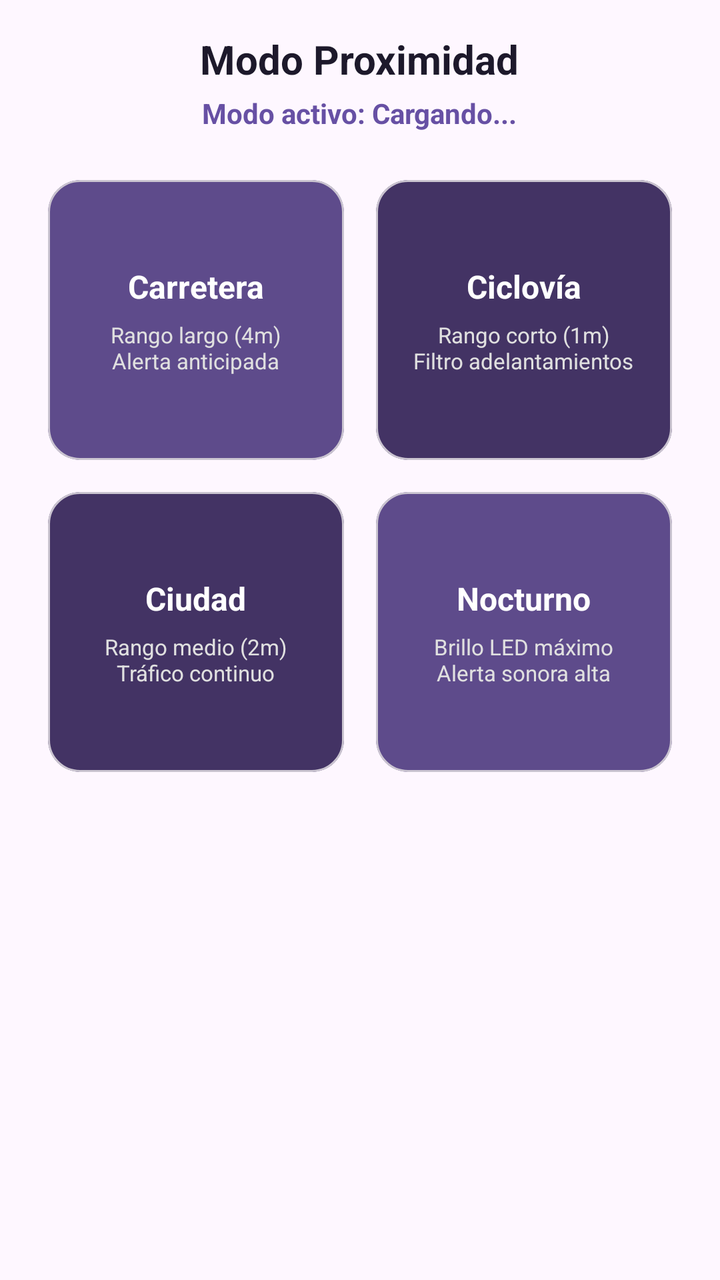
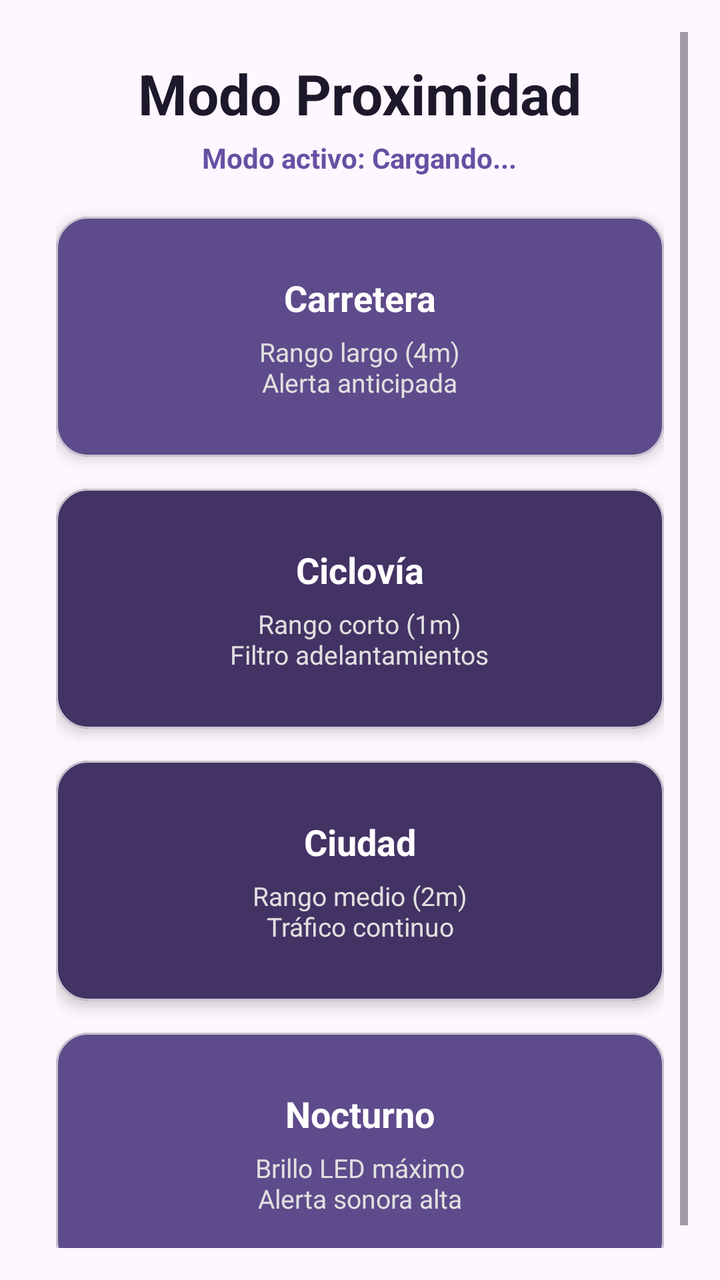

Two renders of the same Android screen: before a commit and after it. Below are the layout's source before the change and the commit's diff.
<!-- AndroidManifest.xml: application theme Theme.BikeLight -->
<!-- res/layout/fragment_modo_proximidad.xml -->
<?xml version="1.0" encoding="utf-8"?>
<ScrollView xmlns:android="http://schemas.android.com/apk/res/android"
    xmlns:app="http://schemas.android.com/apk/res-auto"
    android:layout_width="match_parent"
    android:layout_height="match_parent"
    android:fillViewport="true"
    android:padding="16dp">

    <LinearLayout
        android:layout_width="match_parent"
        android:layout_height="wrap_content"
        android:orientation="vertical">

        <TextView
            android:layout_width="wrap_content"
            android:layout_height="wrap_content"
            android:layout_gravity="center_horizontal"
            android:text="Modo Proximidad"
            android:textSize="20sp"
            android:textStyle="bold"
            android:textColor="@color/bikelight_text_dark"
            android:layout_marginBottom="4dp" />

        <TextView
            android:id="@+id/tvModoSeleccionado"
            android:layout_width="wrap_content"
            android:layout_height="wrap_content"
            android:layout_gravity="center_horizontal"
            android:text="Modo activo: Cargando..."
            android:textSize="14sp"
            android:textColor="@color/bikelight_primary"
            android:textStyle="bold"
            android:layout_marginBottom="16dp" />

        <GridLayout
            android:layout_width="match_parent"
            android:layout_height="wrap_content"
            android:columnCount="2"
            android:alignmentMode="alignMargins">

            
            <com.google.android.material.card.MaterialCardView
                android:id="@+id/cardModoCarretera"
                android:layout_width="0dp"
                android:layout_height="140dp"
                android:layout_columnWeight="1"
                android:layout_margin="8dp"
                app:cardCornerRadius="16dp"
                app:cardBackgroundColor="@color/bikelight_card">
                <LinearLayout
                    android:layout_width="match_parent"
                    android:layout_height="match_parent"
                    android:gravity="center"
                    android:orientation="vertical"
                    android:padding="10dp">
                    <TextView
                        android:layout_width="wrap_content"
                        android:layout_height="wrap_content"
                        android:text="Carretera"
                        android:textColor="@color/white"
                        android:textStyle="bold"
                        android:textSize="16sp" />
                    <TextView
                        android:id="@+id/tvDescCarretera"
                        android:layout_width="wrap_content"
                        android:layout_height="wrap_content"
                        android:text="Rango largo (4m)\nAlerta anticipada"
                        android:textColor="#E0E0E0"
                        android:textSize="11sp"
                        android:gravity="center"
                        android:layout_marginTop="6dp" />
                </LinearLayout>
            </com.google.android.material.card.MaterialCardView>

            
            <com.google.android.material.card.MaterialCardView
                android:id="@+id/cardModoCiclovia"
                android:layout_width="0dp"
                android:layout_height="140dp"
                android:layout_columnWeight="1"
                android:layout_margin="8dp"
                app:cardCornerRadius="16dp"
                app:cardBackgroundColor="@color/bikelight_card_dark">
                <LinearLayout
                    android:layout_width="match_parent"
                    android:layout_height="match_parent"
                    android:gravity="center"
                    android:orientation="vertical"
                    android:padding="10dp">
                    <TextView
                        android:layout_width="wrap_content"
                        android:layout_height="wrap_content"
                        android:text="Ciclovía"
                        android:textColor="@color/white"
                        android:textStyle="bold"
                        android:textSize="16sp" />
                    <TextView
                        android:id="@+id/tvDescCiclovia"
                        android:layout_width="wrap_content"
                        android:layout_height="wrap_content"
                        android:text="Rango corto (1m)\nFiltro adelantamientos"
                        android:textColor="#E0E0E0"
                        android:textSize="11sp"
                        android:gravity="center"
                        android:layout_marginTop="6dp" />
                </LinearLayout>
            </com.google.android.material.card.MaterialCardView>

            
            <com.google.android.material.card.MaterialCardView
                android:id="@+id/cardModoCiudad"
                android:layout_width="0dp"
                android:layout_height="140dp"
                android:layout_columnWeight="1"
                android:layout_margin="8dp"
                app:cardCornerRadius="16dp"
                app:cardBackgroundColor="@color/bikelight_card_dark">
                <LinearLayout
                    android:layout_width="match_parent"
                    android:layout_height="match_parent"
                    android:gravity="center"
                    android:orientation="vertical"
                    android:padding="10dp">
                    <TextView
                        android:layout_width="wrap_content"
                        android:layout_height="wrap_content"
                        android:text="Ciudad"
                        android:textColor="@color/white"
                        android:textStyle="bold"
                        android:textSize="16sp" />
                    <TextView
                        android:id="@+id/tvDescCiudad"
                        android:layout_width="wrap_content"
                        android:layout_height="wrap_content"
                        android:text="Rango medio (2m)\nTráfico continuo"
                        android:textColor="#E0E0E0"
                        android:textSize="11sp"
                        android:gravity="center"
                        android:layout_marginTop="6dp" />
                </LinearLayout>
            </com.google.android.material.card.MaterialCardView>

            
            <com.google.android.material.card.MaterialCardView
                android:id="@+id/cardModoNocturno"
                android:layout_width="0dp"
                android:layout_height="140dp"
                android:layout_columnWeight="1"
                android:layout_margin="8dp"
                app:cardCornerRadius="16dp"
                app:cardBackgroundColor="@color/bikelight_card">
                <LinearLayout
                    android:layout_width="match_parent"
                    android:layout_height="match_parent"
                    android:gravity="center"
                    android:orientation="vertical"
                    android:padding="10dp">
                    <TextView
                        android:layout_width="wrap_content"
                        android:layout_height="wrap_content"
                        android:text="Nocturno"
                        android:textColor="@color/white"
                        android:textStyle="bold"
                        android:textSize="16sp" />
                    <TextView
                        android:id="@+id/tvDescNocturno"
                        android:layout_width="wrap_content"
                        android:layout_height="wrap_content"
                        android:text="Brillo LED máximo\nAlerta sonora alta"
                        android:textColor="#E0E0E0"
                        android:textSize="11sp"
                        android:gravity="center"
                        android:layout_marginTop="6dp" />
                </LinearLayout>
            </com.google.android.material.card.MaterialCardView>

        </GridLayout>
    </LinearLayout>
</ScrollView>
<!-- resources referenced by this layout -->
<resources>
  <color name="bikelight_card">#5E4B8B</color>
  <color name="bikelight_card_dark">#433364</color>
  <color name="bikelight_primary">#6750A4</color>
  <color name="bikelight_text_dark">#1D192B</color>
  <color name="white">#FFFFFF</color>
  <style name="Theme.BikeLight" parent="Base.Theme.BikeLight" />
  <style name="Base.Theme.BikeLight" parent="Theme.Material3.DayNight.NoActionBar">
          
          
      </style>
</resources>

<!-- the commit's change to res/layout/fragment_modo_proximidad.xml (unified diff, before → after) -->
@@ -9,14 +9,15 @@
     <LinearLayout
         android:layout_width="match_parent"
         android:layout_height="wrap_content"
-        android:orientation="vertical">
+        android:orientation="vertical"
+        android:layout_margin="12dp">
 
         <TextView
             android:layout_width="wrap_content"
             android:layout_height="wrap_content"
             android:layout_gravity="center_horizontal"
             android:text="Modo Proximidad"
-            android:textSize="20sp"
+            android:textSize="28sp"
             android:textStyle="bold"
             android:textColor="@color/bikelight_text_dark"
             android:layout_marginBottom="4dp" />
@@ -30,150 +31,155 @@
             android:textSize="14sp"
             android:textColor="@color/bikelight_primary"
             android:textStyle="bold"
-            android:layout_marginBottom="16dp" />
+            android:layout_marginBottom="20dp" />
 
-        <GridLayout
+        
+        <com.google.android.material.card.MaterialCardView
+            android:id="@+id/cardModoCarretera"
             android:layout_width="match_parent"
-            android:layout_height="wrap_content"
-            android:columnCount="2"
-            android:alignmentMode="alignMargins">
+            android:layout_height="120dp"
+            android:layout_marginBottom="16dp"
+            app:cardCornerRadius="16dp"
+            app:cardElevation="4dp"
+            app:cardBackgroundColor="@color/bikelight_card">
 
-            
-            <com.google.android.material.card.MaterialCardView
-                android:id="@+id/cardModoCarretera"
-                android:layout_width="0dp"
-                android:layout_height="140dp"
-                android:layout_columnWeight="1"
-                android:layout_margin="8dp"
-                app:cardCornerRadius="16dp"
-                app:cardBackgroundColor="@color/bikelight_card">
-                <LinearLayout
-                    android:layout_width="match_parent"
-                    android:layout_height="match_parent"
+            <LinearLayout
+                android:layout_width="match_parent"
+                android:layout_height="match_parent"
+                android:gravity="center"
+                android:orientation="vertical"
+                android:padding="12dp">
+
+                <TextView
+                    android:layout_width="wrap_content"
+                    android:layout_height="wrap_content"
+                    android:text="Carretera"
+                    android:textColor="@color/white"
+                    android:textStyle="bold"
+                    android:textSize="18sp" />
+
+                <TextView
+                    android:id="@+id/tvDescCarretera"
+                    android:layout_width="wrap_content"
+                    android:layout_height="wrap_content"
+                    android:text="Rango largo (4m)\nAlerta anticipada"
+                    android:textColor="#E0E0E0"
+                    android:textSize="13sp"
                     android:gravity="center"
-                    android:orientation="vertical"
-                    android:padding="10dp">
-                    <TextView
-                        android:layout_width="wrap_content"
-                        android:layout_height="wrap_content"
-                        android:text="Carretera"
-                        android:textColor="@color/white"
-                        android:textStyle="bold"
-                        android:textSize="16sp" />
-                    <TextView
-                        android:id="@+id/tvDescCarretera"
-                        android:layout_width="wrap_content"
-                        android:layout_height="wrap_content"
-                        android:text="Rango largo (4m)\nAlerta anticipada"
-                        android:textColor="#E0E0E0"
-                        android:textSize="11sp"
-                        android:gravity="center"
-                        android:layout_marginTop="6dp" />
-                </LinearLayout>
-            </com.google.android.material.card.MaterialCardView>
+                    android:layout_marginTop="6dp" />
+            </LinearLayout>
+        </com.google.android.material.card.MaterialCardView>
 
-            
-            <com.google.android.material.card.MaterialCardView
-                android:id="@+id/cardModoCiclovia"
-                android:layout_width="0dp"
-                android:layout_height="140dp"
-                android:layout_columnWeight="1"
-                android:layout_margin="8dp"
-                app:cardCornerRadius="16dp"
-                app:cardBackgroundColor="@color/bikelight_card_dark">
-                <LinearLayout
-                    android:layout_width="match_parent"
-                    android:layout_height="match_parent"
+        
+        <com.google.android.material.card.MaterialCardView
+            android:id="@+id/cardModoCiclovia"
+            android:layout_width="match_parent"
+            android:layout_height="120dp"
+            android:layout_marginBottom="16dp"
+            app:cardCornerRadius="16dp"
+            app:cardElevation="4dp"
+            app:cardBackgroundColor="@color/bikelight_card_dark">
+
+            <LinearLayout
+                android:layout_width="match_parent"
+                android:layout_height="match_parent"
+                android:gravity="center"
+                android:orientation="vertical"
+                android:padding="12dp">
+
+                <TextView
+                    android:layout_width="wrap_content"
+                    android:layout_height="wrap_content"
+                    android:text="Ciclovía"
+                    android:textColor="@color/white"
+                    android:textStyle="bold"
+                    android:textSize="18sp" />
+
+                <TextView
+                    android:id="@+id/tvDescCiclovia"
+                    android:layout_width="wrap_content"
+                    android:layout_height="wrap_content"
+                    android:text="Rango corto (1m)\nFiltro adelantamientos"
+                    android:textColor="#E0E0E0"
+                    android:textSize="13sp"
                     android:gravity="center"
-                    android:orientation="vertical"
-                    android:padding="10dp">
-                    <TextView
-                        android:layout_width="wrap_content"
-                        android:layout_height="wrap_content"
-                        android:text="Ciclovía"
-                        android:textColor="@color/white"
-                        android:textStyle="bold"
-                        android:textSize="16sp" />
-                    <TextView
-                        android:id="@+id/tvDescCiclovia"
-                        android:layout_width="wrap_content"
-                        android:layout_height="wrap_content"
-                        android:text="Rango corto (1m)\nFiltro adelantamientos"
-                        android:textColor="#E0E0E0"
-                        android:textSize="11sp"
-                        android:gravity="center"
-                        android:layout_marginTop="6dp" />
-                </LinearLayout>
-            </com.google.android.material.card.MaterialCardView>
+                    android:layout_marginTop="6dp" />
+            </LinearLayout>
+        </com.google.android.material.card.MaterialCardView>
 
-            
-            <com.google.android.material.card.MaterialCardView
-                android:id="@+id/cardModoCiudad"
-                android:layout_width="0dp"
-                android:layout_height="140dp"
-                android:layout_columnWeight="1"
-                android:layout_margin="8dp"
-                app:cardCornerRadius="16dp"
-                app:cardBackgroundColor="@color/bikelight_card_dark">
-                <LinearLayout
-                    android:layout_width="match_parent"
-                    android:layout_height="match_parent"
+        
+        <com.google.android.material.card.MaterialCardView
+            android:id="@+id/cardModoCiudad"
+            android:layout_width="match_parent"
+            android:layout_height="120dp"
+            android:layout_marginBottom="16dp"
+            app:cardCornerRadius="16dp"
+            app:cardElevation="4dp"
+            app:cardBackgroundColor="@color/bikelight_card_dark">
+
+            <LinearLayout
+                android:layout_width="match_parent"
+                android:layout_height="match_parent"
+                android:gravity="center"
+                android:orientation="vertical"
+                android:padding="12dp">
+
+                <TextView
+                    android:layout_width="wrap_content"
+                    android:layout_height="wrap_content"
+                    android:text="Ciudad"
+                    android:textColor="@color/white"
+                    android:textStyle="bold"
+                    android:textSize="18sp" />
+
+                <TextView
+                    android:id="@+id/tvDescCiudad"
+                    android:layout_width="wrap_content"
+                    android:layout_height="wrap_content"
+                    android:text="Rango medio (2m)\nTráfico continuo"
+                    android:textColor="#E0E0E0"
+                    android:textSize="13sp"
                     android:gravity="center"
-                    android:orientation="vertical"
-                    android:padding="10dp">
-                    <TextView
-                        android:layout_width="wrap_content"
-                        android:layout_height="wrap_content"
-                        android:text="Ciudad"
-                        android:textColor="@color/white"
-                        android:textStyle="bold"
-                        android:textSize="16sp" />
-                    <TextView
-                        android:id="@+id/tvDescCiudad"
-                        android:layout_width="wrap_content"
-                        android:layout_height="wrap_content"
-                        android:text="Rango medio (2m)\nTráfico continuo"
-                        android:textColor="#E0E0E0"
-                        android:textSize="11sp"
-                        android:gravity="center"
-                        android:layout_marginTop="6dp" />
-                </LinearLayout>
-            </com.google.android.material.card.MaterialCardView>
+                    android:layout_marginTop="6dp" />
+            </LinearLayout>
+        </com.google.android.material.card.MaterialCardView>
 
-            
-            <com.google.android.material.card.MaterialCardView
-                android:id="@+id/cardModoNocturno"
-                android:layout_width="0dp"
-                android:layout_height="140dp"
-                android:layout_columnWeight="1"
-                android:layout_margin="8dp"
-                app:cardCornerRadius="16dp"
-                app:cardBackgroundColor="@color/bikelight_card">
-                <LinearLayout
-                    android:layout_width="match_parent"
-                    android:layout_height="match_parent"
+        
+        <com.google.android.material.card.MaterialCardView
+            android:id="@+id/cardModoNocturno"
+            android:layout_width="match_parent"
+            android:layout_height="120dp"
+            android:layout_marginBottom="16dp"
+            app:cardCornerRadius="16dp"
+            app:cardElevation="4dp"
+            app:cardBackgroundColor="@color/bikelight_card">
+
+            <LinearLayout
+                android:layout_width="match_parent"
+                android:layout_height="match_parent"
+                android:gravity="center"
+                android:orientation="vertical"
+                android:padding="12dp">
+
+                <TextView
+                    android:layout_width="wrap_content"
+                    android:layout_height="wrap_content"
+                    android:text="Nocturno"
+                    android:textColor="@color/white"
+                    android:textStyle="bold"
+                    android:textSize="18sp" />
+
+                <TextView
+                    android:id="@+id/tvDescNocturno"
+                    android:layout_width="wrap_content"
+                    android:layout_height="wrap_content"
+                    android:text="Brillo LED máximo\nAlerta sonora alta"
+                    android:textColor="#E0E0E0"
+                    android:textSize="13sp"
                     android:gravity="center"
-                    android:orientation="vertical"
-                    android:padding="10dp">
-                    <TextView
-                        android:layout_width="wrap_content"
-                        android:layout_height="wrap_content"
-                        android:text="Nocturno"
-                        android:textColor="@color/white"
-                        android:textStyle="bold"
-                        android:textSize="16sp" />
-                    <TextView
-                        android:id="@+id/tvDescNocturno"
-                        android:layout_width="wrap_content"
-                        android:layout_height="wrap_content"
-                        android:text="Brillo LED máximo\nAlerta sonora alta"
-                        android:textColor="#E0E0E0"
-                        android:textSize="11sp"
-                        android:gravity="center"
-                        android:layout_marginTop="6dp" />
-                </LinearLayout>
-            </com.google.android.material.card.MaterialCardView>
+                    android:layout_marginTop="6dp" />
+            </LinearLayout>
+        </com.google.android.material.card.MaterialCardView>
 
-        </GridLayout>
     </LinearLayout>
 </ScrollView>
